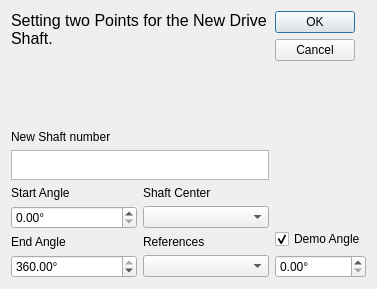
This is core/simulate/set_drive_shaft.ui in KmolYuan/Pyslvs-UI as Qt 5 draws it before an edit. The edited form follows.
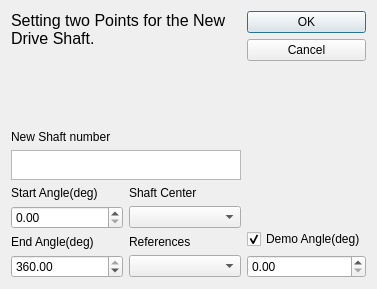
This is the edited form. Icons and pictures are not drawn.

```diff
--- a/core/simulate/set_drive_shaft.ui
+++ b/core/simulate/set_drive_shaft.ui
@@ -114,14 +114,14 @@
        <item row="0" column="0">
         <widget class="QLabel" name="label_4">
          <property name="text">
-          <string>&lt;html&gt;&lt;head/&gt;&lt;body&gt;&lt;p&gt;Start Angle&lt;/p&gt;&lt;/body&gt;&lt;/html&gt;</string>
+          <string>&lt;html&gt;&lt;head/&gt;&lt;body&gt;&lt;p&gt;Start Angle(deg)&lt;/p&gt;&lt;/body&gt;&lt;/html&gt;</string>
          </property>
         </widget>
        </item>
        <item row="1" column="0">
         <widget class="QDoubleSpinBox" name="Start_Angle">
          <property name="suffix">
-          <string>°</string>
+          <string/>
          </property>
          <property name="minimum">
           <double>0.000000000000000</double>
@@ -144,7 +144,7 @@
        <item row="3" column="0">
         <widget class="QDoubleSpinBox" name="End_Angle">
          <property name="suffix">
-          <string>°</string>
+          <string/>
          </property>
          <property name="minimum">
           <double>0.000000000000000</double>
@@ -160,7 +160,7 @@
        <item row="2" column="0">
         <widget class="QLabel" name="label_6">
          <property name="text">
-          <string>&lt;html&gt;&lt;head/&gt;&lt;body&gt;&lt;p&gt;End Angle&lt;/p&gt;&lt;/body&gt;&lt;/html&gt;</string>
+          <string>&lt;html&gt;&lt;head/&gt;&lt;body&gt;&lt;p&gt;End Angle(deg)&lt;/p&gt;&lt;/body&gt;&lt;/html&gt;</string>
          </property>
         </widget>
        </item>
@@ -186,6 +186,12 @@
     <layout class="QVBoxLayout" name="verticalLayout_2">
      <item>
       <widget class="QDialogButtonBox" name="buttonBox">
+       <property name="sizePolicy">
+        <sizepolicy hsizetype="Expanding" vsizetype="Expanding">
+         <horstretch>0</horstretch>
+         <verstretch>0</verstretch>
+        </sizepolicy>
+       </property>
        <property name="orientation">
         <enum>Qt::Vertical</enum>
        </property>
@@ -210,7 +216,7 @@
      <item>
       <widget class="QCheckBox" name="Demo_angle_enable">
        <property name="text">
-        <string>Demo Angle</string>
+        <string>Demo Angle(deg)</string>
        </property>
        <property name="checked">
         <bool>true</bool>
@@ -220,7 +226,7 @@
      <item>
       <widget class="QDoubleSpinBox" name="Demo_angle">
        <property name="suffix">
-        <string>°</string>
+        <string/>
        </property>
        <property name="maximum">
         <double>360.000000000000000</double>
```
